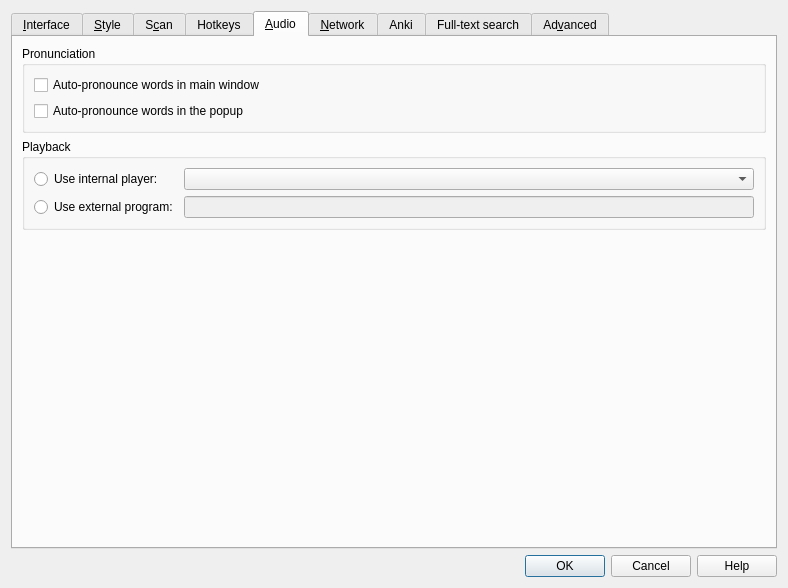
First picture: the form in src/ui/preferences.ui, repository xiaoyifang/goldendict-ng, before the edit.
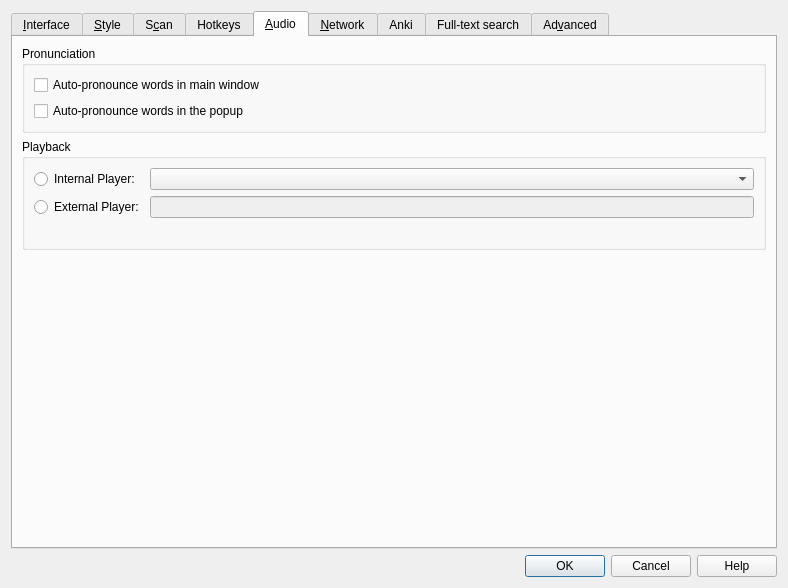
Second picture: the form after the edit. The open tabs and pages were chosen to show the change. Icons and pictures are not drawn.

Commit message:
feat: Add hint text for external audio player configuration (#2898)
* feat: Add hint text for external audio player configuration

- Add hint label below external player input field to explain usage
- Include link to documentation: https://xiaoyifang.github.io/goldendict-ng/ui_audioengine/
- Use palette-based color for dark mode compatibility
- Set font size slightly smaller than default

* [autofix.ci] apply automated fixes

* [autofix.ci] apply automated fixes (attempt 2/3)

* [autofix.ci] apply automated fixes (attempt 3/3)

---------

```diff
--- a/src/ui/preferences.ui
+++ b/src/ui/preferences.ui
@@ -1002,7 +1002,7 @@
              <string>Play audio files via built-in audio support</string>
             </property>
             <property name="text">
-             <string>Use internal player:</string>
+             <string>Internal Player:</string>
             </property>
            </widget>
           </item>
@@ -1019,7 +1019,7 @@
              <string>Use any external program to play audio files</string>
             </property>
             <property name="text">
-             <string>Use external program:</string>
+             <string>External Player:</string>
             </property>
            </widget>
           </item>
@@ -1033,6 +1033,16 @@
             </property>
            </widget>
           </item>
+          <item row="2" column="0" colspan="2">
+           <widget class="QLabel" name="externalPlayerHint">
+            <property name="textFormat">
+             <enum>Qt::RichText</enum>
+            </property>
+            <property name="wordWrap">
+             <bool>true</bool>
+            </property>
+           </widget>
+          </item>
          </layout>
         </widget>
        </item>
```
Left out of the diff: 2 changed lines with no effect on the pictures. The commit also changes 4 other files.
